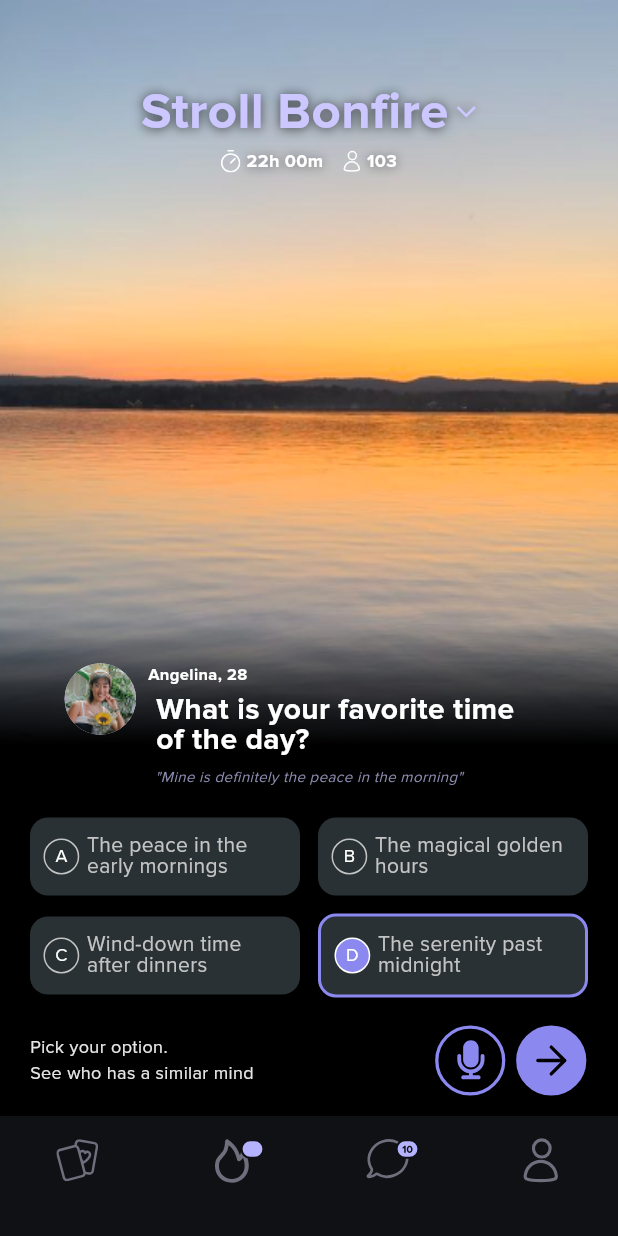
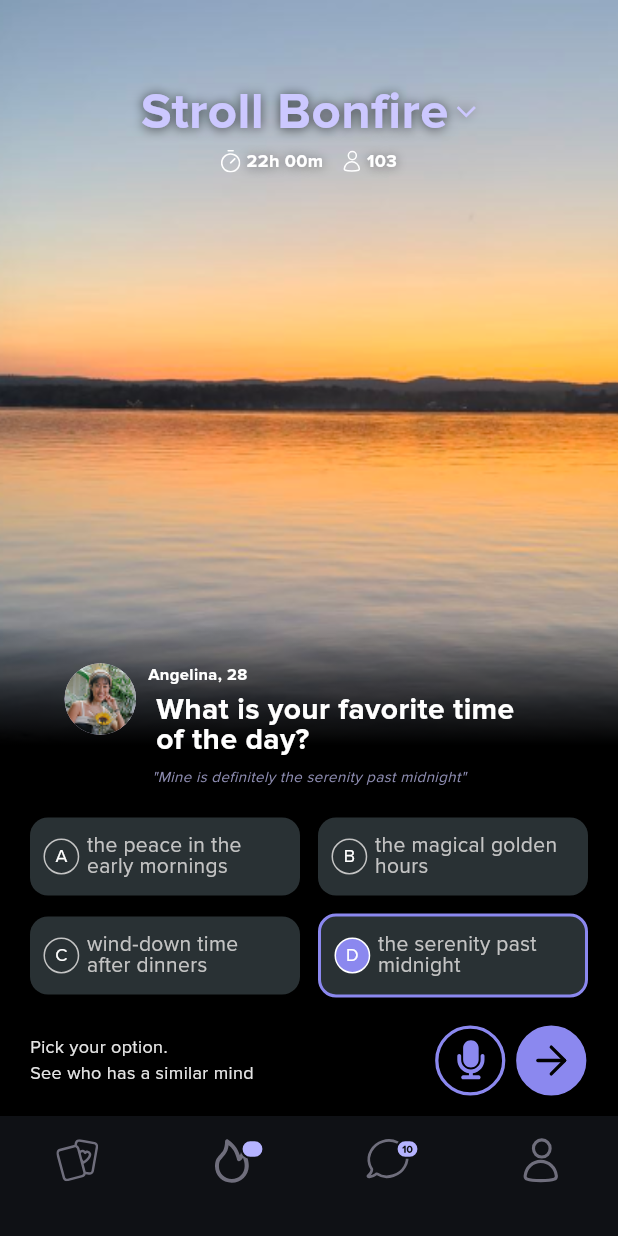
Before and after one commit to mustapha-amin/interview_task, a Flutter app: the screen it shows after launch, on a phone screen of 412 x 824 dp. Run offline on Flutter 3.47's test engine with Material 3 defaults, Android fonts, the phone set to English and light mode, and no system bars; our stand-ins replace flutter_svg, sizer.

Commit message:
any option can be selected

```diff
--- a/lib/home.dart
+++ b/lib/home.dart
@@ -20,7 +20,7 @@ class _HomeState extends State<Home> {
   @override
   void initState() {
     super.initState();
-    Future.delayed(Duration(seconds: 4), () {
+    Future.delayed(Duration(seconds: 3), () {
       setState(() {
         _loaded = true;
       });
--- a/lib/main.dart
+++ b/lib/main.dart
@@ -1,12 +1,6 @@
 import 'package:flutter/material.dart';
 import 'package:flutter/services.dart';
-import 'package:flutter_svg/svg.dart';
-import 'package:interview_task/utils/extensions.dart';
 import 'package:interview_task/home.dart';
-import 'package:interview_task/widgets/details_section.dart';
-import 'package:interview_task/widgets/header_widget.dart';
-import 'package:interview_task/utils/kTextStyle.dart';
-import 'package:interview_task/widgets/option_widget.dart';
 import 'package:sizer/sizer.dart';
 
 void main() async {
--- /dev/null
+++ b/lib/utils/options_notifier.dart
@@ -0,0 +1,17 @@
+import 'package:flutter/material.dart';
+
+class OptionNotifer extends ChangeNotifier {
+  OptionNotifer._internal();
+
+  static final OptionNotifer _instance = OptionNotifer._internal();
+
+  factory OptionNotifer() => _instance;
+
+  int selectedOption = 3;
+  List<String> options = ['the peace in the early mornings', 'the magical golden hours', 'wind-down time after dinners', 'the serenity past midnight'];
+
+  void updateOption(int index) {
+    selectedOption = index;
+    notifyListeners();
+  }
+}
--- a/lib/widgets/details_section.dart
+++ b/lib/widgets/details_section.dart
@@ -1,9 +1,24 @@
 import 'package:flutter/material.dart';
 import 'package:interview_task/utils/kTextStyle.dart';
+import 'package:interview_task/utils/options_notifier.dart';
 import 'package:sizer/sizer.dart';
 
-class DetailsSection extends StatelessWidget {
+class DetailsSection extends StatefulWidget {
   const DetailsSection({super.key});
+
+  @override
+  State<DetailsSection> createState() => _DetailsSectionState();
+}
+
+class _DetailsSectionState extends State<DetailsSection> {
+  OptionNotifer optionNotifer = OptionNotifer();
+  @override
+  void initState() {
+    super.initState();
+    optionNotifer.addListener(() {
+      setState(() {});
+    });
+  }
 
   @override
   Widget build(BuildContext context) {
@@ -47,7 +62,7 @@ class DetailsSection extends StatelessWidget {
           ),
         ),
         Text(
-          "\"Mine is definitely the peace in the morning\"",
+          "\"Mine is definitely ${optionNotifer.options[optionNotifer.selectedOption]}\"",
           style: kTextStyle(
             13.sp,
             color: Color(0xff8e8db2),
--- a/lib/widgets/option_widget.dart
+++ b/lib/widgets/option_widget.dart
@@ -1,21 +1,26 @@
 import 'package:flutter/material.dart';
 import 'package:interview_task/utils/extensions.dart';
 import 'package:interview_task/utils/kTextStyle.dart';
+import 'package:interview_task/utils/options_notifier.dart';
 import 'package:sizer/sizer.dart';
 
 class OptionWidget extends StatelessWidget {
   String? text;
   String? leading;
-  OptionWidget({this.leading, this.text, super.key});
+  bool? selected;
+  VoidCallback? onTap;
+  OptionWidget({this.leading, this.text, this.selected, this.onTap, super.key});
 
   @override
   Widget build(BuildContext context) {
-    return Container(
+    return GestureDetector(
+      onTap: onTap,
+      child: Container(
         padding: EdgeInsets.symmetric(vertical: 12, horizontal: 9),
         decoration: BoxDecoration(
           color: Color.fromARGB(255, 41, 49, 52),
           borderRadius: BorderRadius.circular(12),
-        border: leading != "D"
+          border: !selected!
               ? null
               : Border.all(color: Color(0xff8B88EF), width: 2),
         ),
@@ -26,10 +31,10 @@ class OptionWidget extends StatelessWidget {
               width: 20.sp,
               height: 20.sp,
               decoration: BoxDecoration(
-              color: leading == "D" ? Color(0xff8B88EF) : Colors.transparent,
+                color: selected! ? Color(0xff8B88EF) : Colors.transparent,
                 shape: BoxShape.circle,
                 border: Border.all(
-                color: Color(leading == "D" ? 0xffffffff : 0xffC4C4C4),
+                  color: Color(selected! ? 0xffffffff : 0xffC4C4C4),
                   width: 1,
                 ),
               ),
@@ -51,12 +56,28 @@ class OptionWidget extends StatelessWidget {
             ),
           ],
         ),
+      ),
     );
   }
 }
 
-class OptionsBlock extends StatelessWidget {
+class OptionsBlock extends StatefulWidget {
   const OptionsBlock({super.key});
+
+  @override
+  State<OptionsBlock> createState() => _OptionsBlockState();
+}
+
+class _OptionsBlockState extends State<OptionsBlock> {
+  OptionNotifer optionNotifer = OptionNotifer();
+
+  @override
+  void initState() {
+    super.initState();
+    optionNotifer.addListener(() {
+      setState(() {});
+    });
+  }
 
   @override
   Widget build(BuildContext context) {
@@ -71,13 +92,21 @@ class OptionsBlock extends StatelessWidget {
             Expanded(
               child: OptionWidget(
                 leading: 'A',
-                text: 'The peace in the early mornings',
+                text: optionNotifer.options[0],
+                selected: optionNotifer.selectedOption == 0,
+                onTap: () {
+                  optionNotifer.updateOption(0);
+                },
               ),
             ),
             Expanded(
               child: OptionWidget(
                 leading: 'B',
-                text: 'The magical golden hours',
+                text: optionNotifer.options[1],
+                selected: optionNotifer.selectedOption == 1,
+                onTap: () {
+                  optionNotifer.updateOption(1);
+                },
               ),
             ),
           ],
@@ -89,13 +118,21 @@ class OptionsBlock extends StatelessWidget {
             Expanded(
               child: OptionWidget(
                 leading: 'C',
-                text: 'Wind-down time after dinners',
+                text: optionNotifer.options[2],
+                selected: optionNotifer.selectedOption == 2,
+                onTap: () {
+                  optionNotifer.updateOption(2);
+                },
               ),
             ),
             Expanded(
               child: OptionWidget(
                 leading: 'D',
-                text: 'The serenity past midnight',
+                text: optionNotifer.options[3],
+                selected: optionNotifer.selectedOption == 3,
+                onTap: () {
+                  optionNotifer.updateOption(3);
+                },
               ),
             ),
           ],
```
Lines whose indentation alone changed are shown as unchanged.
